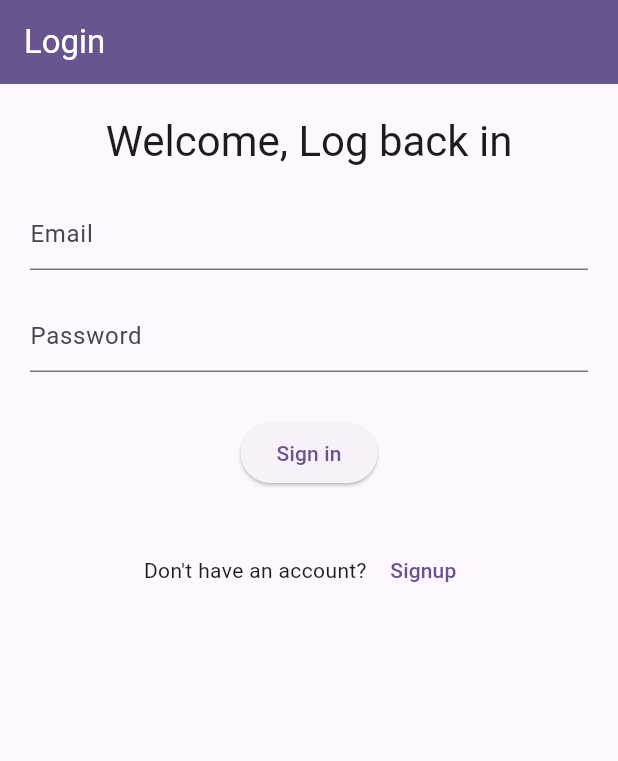
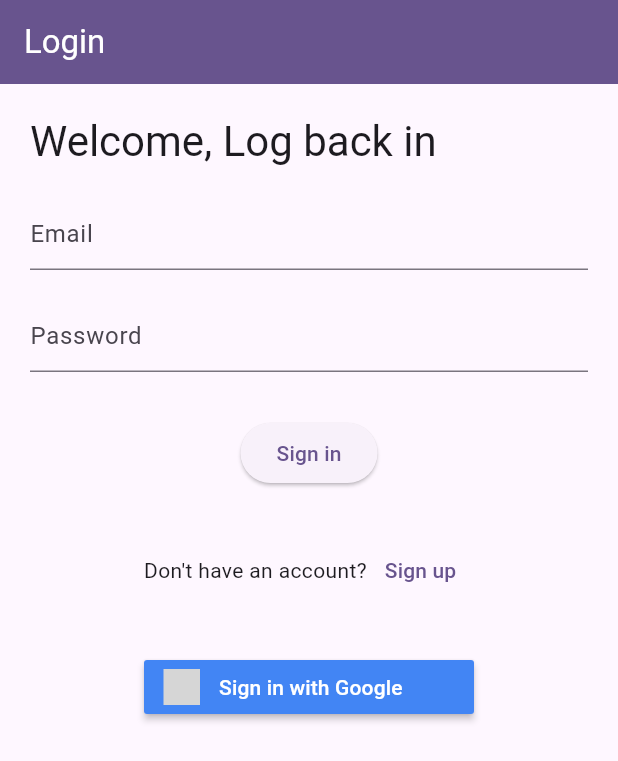
Before and after one commit to Deepacks/h-tracker, a Flutter app: the screen it shows after launch, on a phone screen of 412 x 824 dp. Shown: the top 761 px of the screen. Run offline on Flutter 3.47's test engine with Material 3 defaults, Android fonts, the phone set to English and light mode, and no system bars; our stand-ins replace firebase_auth, firebase_core, flutter_hooks, flutter_signin_button, fpdart, freezed_annotation and 3 more; accounts and stored records are empty; grey boxes are pictures that could not be loaded.

Commit message:
feat: firebase email auth v2 + google

```diff
--- a/lib/main.dart
+++ b/lib/main.dart
@@ -4,10 +4,10 @@ import 'package:go_router/go_router.dart';
 import 'package:hooks_riverpod/hooks_riverpod.dart';
 
 import 'src/core/widgets/custom_scaffold.dart';
-import 'src/features/auth/views/login_view.dart';
+import 'src/features/auth/views/signin_view.dart';
 import 'src/features/auth/views/signup_view.dart';
+import 'src/features/auth/widget/auth_protected_shell.dart';
 import 'src/features/home/views/home_view.dart';
-import 'src/features/user/widgets/user_protected_scope.dart';
 
 Future<void> main() async {
   WidgetsFlutterBinding.ensureInitialized();
@@ -35,15 +35,23 @@ class MyApp extends StatelessWidget {
 }
 
 final _router = GoRouter(
-  initialLocation: '/home',
+  initialLocation: '/',
   routes: [
-    ShellRoute(
-      builder: (context, state, child) {
-        return UserProtectedScope(child);
-      },
+    GoRoute(
+      path: '/auth',
+      builder: (context, state) => const SigninView(),
       routes: [
         GoRoute(
-          path: '/home',
+          path: 'signup',
+          builder: (context, state) => const SignupView(),
+        ),
+      ],
+    ),
+    ShellRoute(
+      builder: (context, state, child) => AuthProtectedShell(child),
+      routes: [
+        GoRoute(
+          path: '/',
           builder: (context, state) => const HomeView(),
           routes: [
             GoRoute(
@@ -57,13 +65,5 @@ final _router = GoRouter(
         ),
       ],
     ),
-    GoRoute(
-      path: '/login',
-      builder: (context, state) => const LoginView(),
-    ),
-    GoRoute(
-      path: '/signup',
-      builder: (context, state) => const SignupView(),
-    ),
   ],
 );
--- a/lib/src/features/auth/providers/state/auth_form_state.dart
+++ b/lib/src/features/auth/providers/state/auth_form_state.dart
@@ -8,9 +8,7 @@ class AuthFormState with _$AuthFormState {
 
   const factory AuthFormState.loading() = _Loading;
 
-  const factory AuthFormState.unauthenticated({
+  const factory AuthFormState.error({
     @Default('Something went wrong') String message,
-  }) = _UnAuth;
-
-  const factory AuthFormState.authenticated() = _Authenticated;
+  }) = _Error;
 }
--- a/lib/src/features/auth/views/login_view.dart
+++ b/lib/src/features/auth/views/signin_view.dart
@@ -1,13 +1,13 @@
 import 'package:flutter/material.dart';
+import 'package:go_router/go_router.dart';
 import 'package:hooks_riverpod/hooks_riverpod.dart';
 
-import 'signup_view.dart';
 import '../../../core/widgets/custom_scaffold.dart';
+import '../providers/auth_form_provider.dart';
 import '../widget/auth_fields.dart';
-import '../providers/auth_form_provider.dart';
 
-class LoginView extends ConsumerWidget {
-  const LoginView({super.key});
+class SigninView extends ConsumerWidget {
+  const SigninView({super.key});
 
   @override
   Widget build(BuildContext context, WidgetRef ref) {
@@ -26,28 +26,18 @@ class LoginView extends ConsumerWidget {
             onSubmit: (email, password) => ref
                 .read(authFormStateNotifierProvider.notifier)
                 .login(email: email, password: password),
-          ),
-          const SizedBox(height: 30),
-          Row(
+            link: Row(
               crossAxisAlignment: CrossAxisAlignment.center,
               mainAxisAlignment: MainAxisAlignment.center,
               children: [
-              const Text('Don\'t have an account? '),
+                const Text('Don\'t have an account?'),
                 TextButton(
-                onPressed: () => Navigator.push(
-                  context,
-                  MaterialPageRoute(
-                    builder: (context) => const SignupView(),
-                  ),
-                ),
-                child: const Text('Signup'),
+                  onPressed: () => context.go('/auth/signup'),
+                  child: const Text('Sign up'),
                 ),
               ],
             ),
-          // const SizedBox(height: 30),
-          // Center(
-          //   child: SignInButton(Buttons.GoogleDark, onPressed: () {}),
-          // ),
+          ),
         ],
       ),
     );
--- a/lib/src/features/auth/views/signup_view.dart
+++ b/lib/src/features/auth/views/signup_view.dart
@@ -25,10 +25,6 @@ class SignupView extends ConsumerWidget {
                 .read(authFormStateNotifierProvider.notifier)
                 .signup(email: email, password: password),
           ),
-          // const SizedBox(height: 30),
-          // Center(
-          //   child: SignInButton(Buttons.GoogleDark, onPressed: () {}),
-          // ),
         ],
       ),
     );
--- a/lib/src/features/auth/widget/auth_fields.dart
+++ b/lib/src/features/auth/widget/auth_fields.dart
@@ -1,16 +1,19 @@
 import 'package:flutter/material.dart';
 import 'package:flutter_hooks/flutter_hooks.dart';
+import 'package:flutter_signin_button/button_list.dart';
+import 'package:flutter_signin_button/button_view.dart';
 import 'package:go_router/go_router.dart';
-import 'package:h_tracker/src/features/auth/providers/auth_form_provider.dart';
 import 'package:hooks_riverpod/hooks_riverpod.dart';
 
 import '../../../core/widgets/custom_elevated_button.dart';
+import '../providers/auth_form_provider.dart';
 
 class AuthFields extends HookConsumerWidget {
   final String title;
   final String label;
-  final void Function(String email, String password) onSubmit;
+  final Future<void> Function(String email, String password) onSubmit;
   final bool loading;
+  final Widget? link;
 
   const AuthFields({
     super.key,
@@ -18,7 +21,16 @@ class AuthFields extends HookConsumerWidget {
     required this.label,
     required this.onSubmit,
     this.loading = false,
+    this.link,
   });
+
+  Future<void> _handleLogin(
+    BuildContext context,
+    Future<void> Function() loginFn,
+  ) async {
+    await loginFn();
+    if (context.mounted) context.go('/');
+  }
 
   @override
   Widget build(BuildContext context, WidgetRef ref) {
@@ -28,10 +40,7 @@ class AuthFields extends HookConsumerWidget {
     ref.listen(authFormStateNotifierProvider, (prev, next) {
       next.maybeWhen(
         orElse: () => null,
-        authenticated: () {
-          context.go('/home');
-        },
-        unauthenticated: (message) {
+        error: (message) {
           ScaffoldMessenger.of(context).showSnackBar(
             SnackBar(
               content: Text(message),
@@ -44,6 +53,7 @@ class AuthFields extends HookConsumerWidget {
 
     return Column(
       mainAxisSize: MainAxisSize.min,
+      crossAxisAlignment: CrossAxisAlignment.start,
       children: [
         Text(
           title,
@@ -64,11 +74,34 @@ class AuthFields extends HookConsumerWidget {
         Center(
           child: CustomElevatedButton(
             disabled: loading,
-            onPressed: () => onSubmit(
-              emailController.text,
-              passwordController.text,
+            onPressed: () => _handleLogin(
+              context,
+              () => onSubmit(
+                emailController.text.trim(),
+                passwordController.text,
+              ),
             ),
             child: Text(label),
+          ),
+        ),
+        if (link != null)
+          Column(
+            mainAxisSize: MainAxisSize.min,
+            children: [
+              const SizedBox(height: 30),
+              link!,
+            ],
+          ),
+        const SizedBox(height: 30),
+        Center(
+          child: SignInButton(
+            Buttons.GoogleDark,
+            onPressed: () => _handleLogin(
+              context,
+              () => ref
+                  .read(authFormStateNotifierProvider.notifier)
+                  .loginWithGoogle(),
+            ),
           ),
         ),
       ],
--- a/pubspec.yaml
+++ b/pubspec.yaml
@@ -10,12 +10,12 @@ dependencies:
   flutter:
     sdk: flutter
   cupertino_icons: ^1.0.6
-  dartz: ^0.10.1
   firebase_auth: ^4.20.0
   firebase_core: ^2.32.0
   flutter_hooks: ^0.20.5
   flutter_screenutil: ^5.9.3
   flutter_signin_button: ^2.0.0
+  fpdart: ^1.1.0
   freezed_annotation: ^2.4.1
   google_sign_in: ^6.2.1
   go_router: ^14.1.4
```
Also changed, not shown: lib/src/features/auth/data_source/auth_data_source.dart (renamed from lib/src/features/auth/data_source/auth_form_data_source.dart, +19 -12 lines), lib/src/features/auth/providers/auth_form_provider.dart (+22 -17 lines), lib/src/features/auth/providers/auth_provider.dart (added, +30 -0 lines), lib/src/features/auth/providers/state/auth_state.dart (added, +12 -0 lines), lib/src/features/auth/widget/auth_protected_shell.dart (renamed from lib/src/features/user/widgets/user_protected_scope.dart, +8 -7 lines), lib/src/features/home/views/home_view.dart (+6 -4 lines), lib/src/features/user/data_source/user_data_source.dart (deleted, +0 -20 lines), lib/src/features/user/providers/state/user_state.dart (deleted, +0 -12 lines), lib/src/features/user/providers/user_provider.dart (deleted, +0 -30 lines), lib/src/features/auth/providers/state/auth_form_state.freezed.dart, lib/src/features/auth/providers/state/auth_state.freezed.dart, 1 other file. Lines whose indentation alone changed are shown as unchanged.
